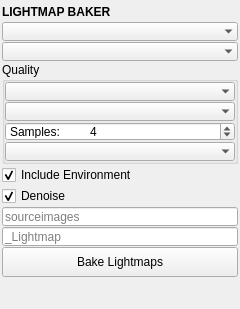
m3trik/blendertk, file blendertk/light_utils/lightmap_baker/lightmap_baker.ui: the form before one commit.
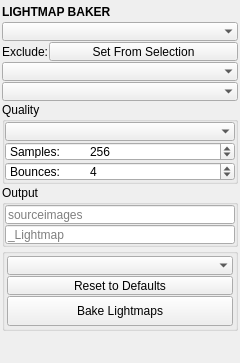
The form after the commit. Custom widgets are drawn as their Qt base class.

Commit message: Lightmap Baker at mayatk's parity, superseded-map cleanup, seam rules, Reference Manager save/rename, Rizom Lua mirror

Diff of the .ui file:
```diff
--- a/blendertk/light_utils/lightmap_baker/lightmap_baker.ui
+++ b/blendertk/light_utils/lightmap_baker/lightmap_baker.ui
@@ -10,7 +10,7 @@
     <x>0</x>
     <y>0</y>
     <width>240</width>
-    <height>237</height>
+    <height>320</height>
    </rect>
   </property>
   <property name="tabShape">
@@ -116,6 +116,70 @@
         </property>
        </widget>
       </item>
+      <item>
+       <layout class="QHBoxLayout" name="exclude_layout">
+        <property name="spacing">
+         <number>1</number>
+        </property>
+        <item>
+         <widget class="QLabel" name="lbl_exclude">
+          <property name="minimumSize">
+           <size>
+            <width>0</width>
+            <height>19</height>
+           </size>
+          </property>
+          <property name="maximumSize">
+           <size>
+            <width>16777215</width>
+            <height>19</height>
+           </size>
+          </property>
+          <property name="toolTip">
+           <string>Exclude — objects that get no lightmap of their own but still light the bake: they cast shadows and bounce light onto everything that does bake.
+
+Stored in the file (the lightmapBaker_exclude collection, which changes nothing about what renders), so every bake of this file leaves them unbaked — from this panel or a script — and a re-bake leaves a map they already have alone.</string>
+          </property>
+          <property name="text">
+           <string>Exclude:</string>
+          </property>
+          <property name="caption" stdset="0">
+           <bool>true</bool>
+          </property>
+         </widget>
+        </item>
+        <item>
+         <widget class="QPushButton" name="set_exclusions">
+          <property name="sizePolicy">
+           <sizepolicy hsizetype="Expanding" vsizetype="Fixed">
+            <horstretch>1</horstretch>
+            <verstretch>0</verstretch>
+           </sizepolicy>
+          </property>
+          <property name="minimumSize">
+           <size>
+            <width>0</width>
+            <height>19</height>
+           </size>
+          </property>
+          <property name="maximumSize">
+           <size>
+            <width>16777215</width>
+            <height>19</height>
+           </size>
+          </property>
+          <property name="toolTip">
+           <string>Make the current selection the Exclude set (replacing it): objects that get no lightmap of their own but still light the bake — they cast shadows and bounce light onto everything that does bake.
+
+A selected Empty excludes every mesh under it; with nothing selected, the set is cleared.</string>
+          </property>
+          <property name="text">
+           <string>Set From Selection</string>
+          </property>
+         </widget>
+        </item>
+       </layout>
+      </item>
       <item>
        <widget class="ComboBox" name="cmb002">
         <property name="minimumSize">
@@ -135,7 +199,33 @@
 
 Per-Object (default) — one lightmap texture per object at the full Resolution. Best per-object detail; right for hero assets or small selections.
 
-Atlas by Material — objects sharing a primary material are consolidated into one shared EXR (Resolution becomes the shared atlas size), and each object gets an area-weighted atlas rect bound at engine time (Unity's lightmapScaleOffset / glTF KHR_texture_transform) — UVs are never edited, and instances are fully supported: every copy keeps its own rect and its own lighting. The layout is planned up front, so each object bakes at the size it will occupy.</string>
+Per-Object — one lightmap texture per object at the full Resolution. Best per-object detail; right for hero assets or small selections.</string>
+        </property>
+        <property name="frame">
+         <bool>false</bool>
+        </property>
+       </widget>
+      </item>
+      <item>
+       <widget class="ComboBox" name="cmb_device">
+        <property name="minimumSize">
+         <size>
+          <width>180</width>
+          <height>19</height>
+         </size>
+        </property>
+        <property name="maximumSize">
+         <size>
+          <width>999</width>
+          <height>19</height>
+         </size>
+        </property>
+        <property name="toolTip">
+         <string>Which processor Cycles bakes on. A machine setting, not a quality one — it is never stored in a preset.
+
+Auto — per object: the GPU where it pays, the CPU for small tiles. Every bake op rebuilds its Cycles session, and on the GPU that setup and teardown costs ~0.35s per object — more than a small tile's render.
+GPU — force it for every object.
+CPU — force it; the fallback when a GPU session fails.</string>
         </property>
         <property name="frame">
          <bool>false</bool>
@@ -169,28 +259,6 @@
          <property name="bottomMargin">
           <number>0</number>
          </property>
-         <item>
-          <widget class="ComboBox" name="cmb000">
-           <property name="minimumSize">
-            <size>
-             <width>180</width>
-             <height>19</height>
-            </size>
-           </property>
-           <property name="maximumSize">
-            <size>
-             <width>999</width>
-             <height>19</height>
-            </size>
-           </property>
-           <property name="toolTip">
-            <string>Quality preset. Selecting one fills in Resolution / Samples below; you can still override them for a custom bake.</string>
-           </property>
-           <property name="frame">
-            <bool>false</bool>
-           </property>
-          </widget>
-         </item>
          <item>
           <widget class="ComboBox" name="cmb_resolution">
            <property name="minimumSize">
@@ -240,69 +308,71 @@
             <number>4096</number>
            </property>
            <property name="value">
+            <number>256</number>
+           </property>
+          </widget>
+         </item>
+         <item>
+          <widget class="QSpinBox" name="spn_bounces">
+           <property name="minimumSize">
+            <size>
+             <width>0</width>
+             <height>19</height>
+            </size>
+           </property>
+           <property name="maximumSize">
+            <size>
+             <width>16777215</width>
+             <height>19</height>
+            </size>
+           </property>
+           <property name="toolTip">
+            <string>Diffuse bounces (Cycles' Light Paths › Max Bounces › Diffuse): how many times light bounces between surfaces before the bake stops following it. 0 = direct light only; 2–4 lights a room's corners and ceiling. The biggest quality lever for interiors — each bounce adds render time. Cycles' own default is 4.</string>
+           </property>
+           <property name="prefix">
+            <string>Bounces:	</string>
+           </property>
+           <property name="minimum">
+            <number>0</number>
+           </property>
+           <property name="maximum">
+            <number>16</number>
+           </property>
+           <property name="value">
             <number>4</number>
            </property>
           </widget>
          </item>
-         <item>
-          <widget class="ComboBox" name="cmb_device">
-           <property name="minimumSize">
-            <size>
-             <width>180</width>
-             <height>19</height>
-            </size>
-           </property>
-           <property name="maximumSize">
-            <size>
-             <width>999</width>
-             <height>19</height>
-            </size>
-           </property>
-           <property name="toolTip">
-            <string>Which device Cycles bakes on.
-
-Auto — per object: the GPU where it pays, the CPU for small tiles. Every bake op rebuilds its Cycles session, and on the GPU that setup and teardown costs ~0.35s per object — more than a small tile's render.
-GPU — force it for every object.
-CPU — force it; the fallback when a GPU session fails.</string>
-           </property>
-           <property name="frame">
-            <bool>false</bool>
-           </property>
-          </widget>
-         </item>
         </layout>
        </widget>
       </item>
       <item>
-       <widget class="QCheckBox" name="chk_environment">
-        <property name="toolTip">
-         <string>Bake the scene's world (an HDRI environment) along with its lights.
-
-Off bakes the room's own lights only: the world is detached for the bake and restored afterwards. An HDRI is often a backdrop or a look-dev convenience rather than the room's real lighting, and baking it in is a flat ambient lift that cannot be taken back out of the map.</string>
+       <widget class="QGroupBox" name="output_group">
+        <property name="sizePolicy">
+         <sizepolicy hsizetype="Preferred" vsizetype="Fixed">
+          <horstretch>0</horstretch>
+          <verstretch>0</verstretch>
+         </sizepolicy>
         </property>
-        <property name="text">
-         <string>Include Environment</string>
+        <property name="title">
+         <string>Output</string>
         </property>
-        <property name="checked">
-         <bool>true</bool>
-        </property>
-       </widget>
-      </item>
-      <item>
-       <widget class="QCheckBox" name="chk_denoise">
-        <property name="toolTip">
-         <string>Denoise every lightmap with Blender&apos;s own denoiser (OpenImageDenoise), run over the baked image.
-
-Cycles does not denoise a bake itself, so without this a map ships its sampling noise, which reads as splotches up close.</string>
-        </property>
-        <property name="text">
-         <string>Denoise</string>
-        </property>
-        <property name="checked">
-         <bool>true</bool>
-        </property>
-       </widget>
-      </item>
+        <layout class="QVBoxLayout" name="output_layout">
+         <property name="spacing">
+          <number>1</number>
+         </property>
+         <property name="leftMargin">
+          <number>0</number>
+         </property>
+         <property name="topMargin">
+          <number>0</number>
+         </property>
+         <property name="rightMargin">
+          <number>0</number>
+         </property>
+         <property name="bottomMargin">
+          <number>0</number>
+         </property>
       <item>
        <widget class="LineEdit" name="txt_output_dir">
         <property name="minimumSize">
@@ -353,6 +423,78 @@
         </property>
        </widget>
       </item>
+        </layout>
+       </widget>
+      </item>
+      <item>
+       <widget class="QGroupBox" name="grp_process">
+        <property name="title">
+         <string/>
+        </property>
+        <layout class="QVBoxLayout" name="process_layout">
+         <property name="spacing">
+          <number>1</number>
+         </property>
+         <property name="leftMargin">
+          <number>2</number>
+         </property>
+         <property name="topMargin">
+          <number>2</number>
+         </property>
+         <property name="rightMargin">
+          <number>2</number>
+         </property>
+         <property name="bottomMargin">
+          <number>2</number>
+         </property>
+         <item>
+          <widget class="ComboBox" name="cmb000">
+           <property name="minimumSize">
+            <size>
+             <width>180</width>
+             <height>19</height>
+            </size>
+           </property>
+           <property name="maximumSize">
+            <size>
+             <width>999</width>
+             <height>19</height>
+            </size>
+           </property>
+           <property name="toolTip">
+            <string>Preset — this panel's bake settings under a name: Packing, Resolution, Samples, Bounces, Adaptive Sampling, Include Environment, Denoise and Beside Material Textures.
+
+   The built-ins (italic, read-only) — preview, mobile, desktop, hero — set the quality dials only. Save (the disk icon) stores the current settings under a name you type (Enter to commit); the ⋯ menu renames, deletes or opens the preset folder. A * after the name means a setting has changed since the preset loaded.
+
+   Not saved: Scope, Exclude, Processor, Output Directory and Name — they belong to a file or a machine. A headless bake reads the same presets: LightmapBaker.from_preset(name).</string>
+           </property>
+           <property name="frame">
+            <bool>false</bool>
+           </property>
+          </widget>
+         </item>
+         <item>
+          <widget class="QPushButton" name="btn_reset_defaults">
+           <property name="minimumSize">
+            <size>
+             <width>0</width>
+             <height>19</height>
+            </size>
+           </property>
+           <property name="maximumSize">
+            <size>
+             <width>16777215</width>
+             <height>19</height>
+            </size>
+           </property>
+           <property name="toolTip">
+            <string>Restore every setting on this panel to its default.</string>
+           </property>
+           <property name="text">
+            <string>Reset to Defaults</string>
+           </property>
+          </widget>
+         </item>
       <item>
        <widget class="QPushButton" name="b000">
         <property name="sizePolicy">
@@ -381,6 +523,9 @@
         <property name="text">
          <string>Bake Lightmaps</string>
         </property>
+          </widget>
+         </item>
+        </layout>
        </widget>
       </item>
       <item>
```
Left out of the diff: 26 changed lines with no effect on the pictures. Lines whose indentation alone changed are shown as unchanged. The commit also changes 52 other files.
